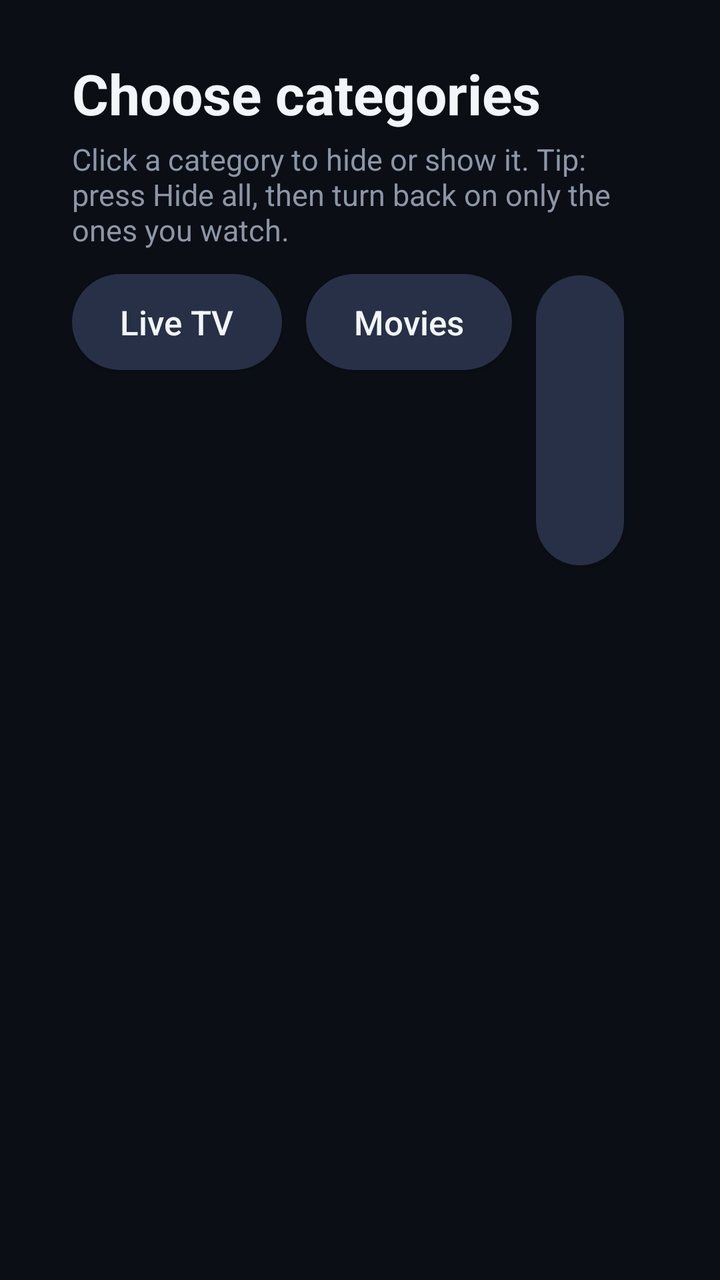
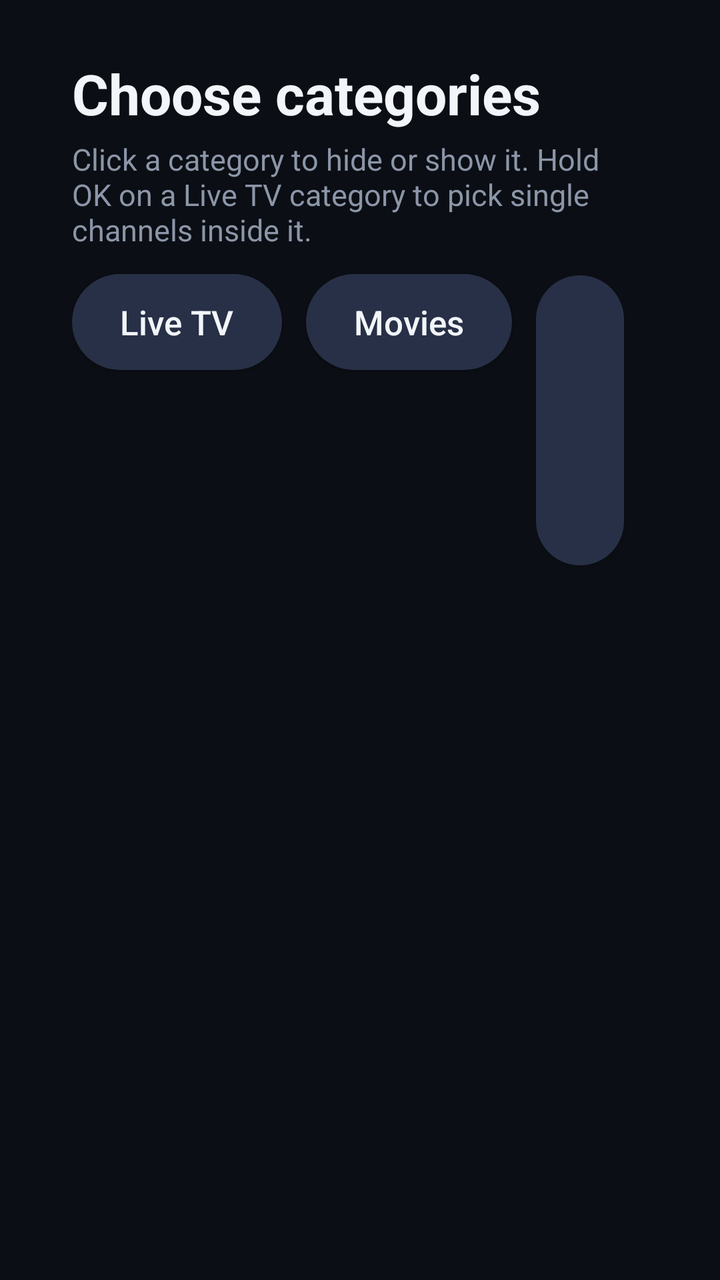

Screens rendered from an Android XML layout before and after an edit, with the pre-edit source and the edit as a unified diff.
<!-- AndroidManifest.xml: application theme AppTheme -->
<!-- res/layout/activity_categories.xml -->
<?xml version="1.0" encoding="utf-8"?>
<LinearLayout xmlns:android="http://schemas.android.com/apk/res/android"
    android:layout_width="match_parent"
    android:layout_height="match_parent"
    android:background="@color/bg"
    android:orientation="vertical"
    android:paddingStart="36dp"
    android:paddingTop="28dp"
    android:paddingEnd="36dp">

    <TextView
        android:layout_width="wrap_content"
        android:layout_height="wrap_content"
        android:text="Choose categories"
        android:textSize="28sp"
        android:textStyle="bold" />

    <TextView
        android:layout_width="match_parent"
        android:layout_height="wrap_content"
        android:layout_marginTop="4dp"
        android:text="Click a category to hide or show it. Tip: press Hide all, then turn back on only the ones you watch."
        android:textColor="@color/muted"
        android:textSize="15sp" />

    <LinearLayout
        android:layout_width="match_parent"
        android:layout_height="wrap_content"
        android:orientation="horizontal">

        <Button android:id="@+id/tabLive" style="@style/Btn" android:text="Live TV" />
        <Button android:id="@+id/tabMovies" style="@style/Btn" android:text="Movies" />
        <Button android:id="@+id/tabSeries" style="@style/Btn" android:text="Series" />
        <View android:layout_width="24dp" android:layout_height="1dp" />
        <Button android:id="@+id/hideAll" style="@style/Btn" android:text="Hide all" />
        <Button android:id="@+id/showAll" style="@style/Btn" android:text="Show all" />
        <View android:layout_width="24dp" android:layout_height="1dp" />
        <Button android:id="@+id/unhideChannels" style="@style/Btn" android:text="Unhide channels" />
    </LinearLayout>

    <TextView
        android:id="@+id/summary"
        android:layout_width="match_parent"
        android:layout_height="wrap_content"
        android:layout_marginTop="12dp"
        android:textColor="@color/accent2"
        android:textSize="15sp" />

    <androidx.recyclerview.widget.RecyclerView
        android:id="@+id/list"
        android:layout_width="match_parent"
        android:layout_height="0dp"
        android:layout_marginTop="8dp"
        android:layout_weight="1"
        android:clipToPadding="false"
        android:paddingBottom="24dp" />
</LinearLayout>
<!-- resources referenced by this layout -->
<resources>
  <color name="accent2">#22D3EE</color>
  <color name="bg">#0B0E14</color>
  <color name="muted">#8C96A8</color>
  <style name="Btn">
          <item name="android:layout_width">wrap_content</item>
          <item name="android:layout_height">wrap_content</item>
          <item name="android:layout_marginTop">12dp</item>
          <item name="android:layout_marginEnd">12dp</item>
          <item name="android:paddingStart">24dp</item>
          <item name="android:paddingEnd">24dp</item>
          <item name="android:paddingTop">12dp</item>
          <item name="android:paddingBottom">12dp</item>
          <item name="android:textSize">17sp</item>
          <item name="android:textAllCaps">false</item>
          <item name="android:textColor">@color/text</item>
          <item name="android:focusable">true</item>
          <item name="android:background">@drawable/btn_bg</item>
      </style>
  <style name="AppTheme" parent="Theme.AppCompat.NoActionBar">
          <item name="android:windowBackground">@color/bg</item>
          <item name="colorPrimary">@color/accent</item>
          <item name="colorPrimaryDark">@color/bg</item>
          <item name="colorAccent">@color/accent</item>
          <item name="android:textColor">@color/text</item>
          <item name="android:textColorHint">@color/muted</item>
      </style>
  <color name="text">#F2F5FA</color>
  <!-- drawable btn_bg (drawable) -->
  <?xml version="1.0" encoding="utf-8"?>
  <selector xmlns:android="http://schemas.android.com/apk/res/android">
      <item android:state_focused="true">
          <shape><solid android:color="@color/accent" /><corners android:radius="24dp" /></shape>
      </item>
      <item android:state_pressed="true">
          <shape><solid android:color="@color/accent" /><corners android:radius="24dp" /></shape>
      </item>
      <item android:state_selected="true">
          <shape><solid android:color="#3A4766" /><stroke android:width="2dp" android:color="@color/accent2" /><corners android:radius="24dp" /></shape>
      </item>
      <item><shape><solid android:color="#273046" /><corners android:radius="24dp" /></shape></item>
  </selector>
  <color name="accent">#2F80FF</color>
</resources>

<!-- the commit's change to res/layout/activity_categories.xml (unified diff, before → after) -->
@@ -9,6 +9,7 @@
     android:paddingEnd="36dp">
 
     <TextView
+        android:id="@+id/title"
         android:layout_width="wrap_content"
         android:layout_height="wrap_content"
         android:text="Choose categories"
@@ -16,10 +17,11 @@
         android:textStyle="bold" />
 
     <TextView
+        android:id="@+id/hint"
         android:layout_width="match_parent"
         android:layout_height="wrap_content"
         android:layout_marginTop="4dp"
-        android:text="Click a category to hide or show it. Tip: press Hide all, then turn back on only the ones you watch."
+        android:text="Click a category to hide or show it. Hold OK on a Live TV category to pick single channels inside it."
         android:textColor="@color/muted"
         android:textSize="15sp" />
 
@@ -35,7 +37,7 @@
         <Button android:id="@+id/hideAll" style="@style/Btn" android:text="Hide all" />
         <Button android:id="@+id/showAll" style="@style/Btn" android:text="Show all" />
         <View android:layout_width="24dp" android:layout_height="1dp" />
-        <Button android:id="@+id/unhideChannels" style="@style/Btn" android:text="Unhide channels" />
+        <Button android:id="@+id/unhideChannels" style="@style/Btn" android:text="Hidden channels" />
     </LinearLayout>
 
     <TextView
